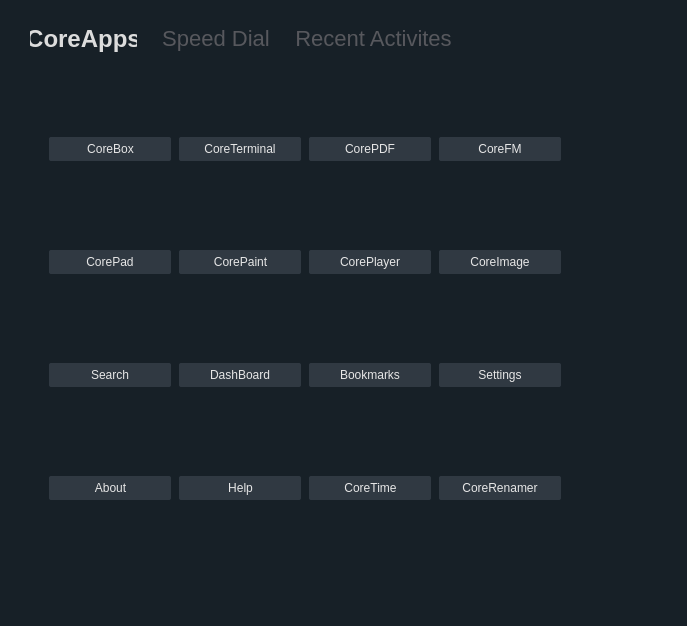
rahmanshaber/corebox, file app/start/start.ui: the form before one commit.
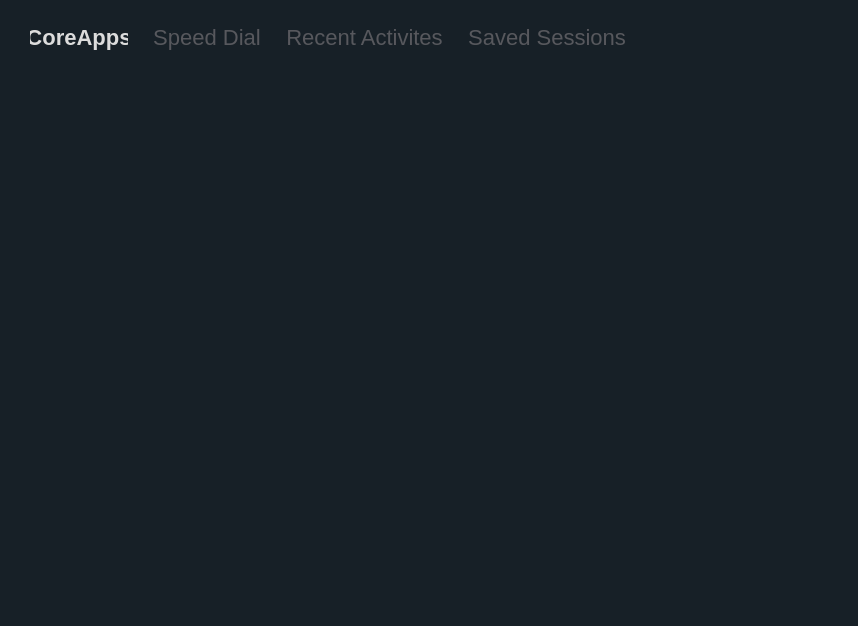
The form after the commit. The open tabs and pages were chosen to show the change. Icons and pictures are not drawn.

Patch:
```diff
--- a/app/start/start.ui
+++ b/app/start/start.ui
@@ -6,7 +6,7 @@
    <rect>
     <x>0</x>
     <y>0</y>
-    <width>687</width>
+    <width>858</width>
     <height>626</height>
    </rect>
   </property>
@@ -41,7 +41,23 @@
     <number>0</number>
    </property>
    <item>
-    <widget class="QFrame" name="frame">
+    <widget class="QFrame" name="pageButtons">
+     <property name="styleSheet">
+      <string notr="true">QPushButton{
+border: 1px rgb(67, 67, 67);
+padding: 5px 5px 5px 5px;
+font-size: 22px;
+}
+
+QPushButton:checked{
+color: #DCDCDC; 
+font-weight: bold;
+}
+
+QPushButton:!checked{
+color: #57585D ;
+}</string>
+     </property>
      <layout class="QHBoxLayout" name="horizontalLayout">
       <property name="spacing">
        <number>15</number>
@@ -62,27 +78,12 @@
        <widget class="QPushButton" name="coreApps">
         <property name="font">
          <font>
-          <pointsize>18</pointsize>
+          <pointsize>-1</pointsize>
          </font>
         </property>
         <property name="focusPolicy">
          <enum>Qt::NoFocus</enum>
         </property>
-        <property name="styleSheet">
-         <string notr="true">QPushButton{
-border: 1px rgb(67, 67, 67);
-padding: 5px 5px 5px 5px;
-}
-
-QPushButton:checked{
-color: #DCDCDC; 
-font-weight: bold;
-}
-
-QPushButton:!checked{
-color: #57585D ;
-}</string>
-        </property>
         <property name="text">
          <string>CoreApps</string>
         </property>
@@ -104,22 +105,6 @@
         <property name="focusPolicy">
          <enum>Qt::NoFocus</enum>
         </property>
-        <property name="styleSheet">
-         <string notr="true">QPushButton{
-border: 1px rgb(67, 67, 67);
-padding: 5px 5px 5px 5px;
-font-size: 22px;
-}
-
-QPushButton:checked{
-color: #DCDCDC; 
-font-weight: bold;
-}
-
-QPushButton:!checked{
-color: #57585D ;
-}</string>
-        </property>
         <property name="text">
          <string>Speed Dial</string>
         </property>
@@ -141,22 +126,6 @@
         <property name="focusPolicy">
          <enum>Qt::NoFocus</enum>
         </property>
-        <property name="styleSheet">
-         <string notr="true">QPushButton{
-border: 1px rgb(67, 67, 67);
-padding: 5px 5px 5px 5px;
-font-size: 22px;
-}
-
-QPushButton:checked{
-color: #DCDCDC; 
-font-weight: bold;
-}
-
-QPushButton:!checked{
-color: #57585D ;
-}</string>
-        </property>
         <property name="text">
          <string>Recent Activites</string>
         </property>
@@ -165,6 +134,16 @@
         </property>
        </widget>
       </item>
+      <item>
+       <widget class="QPushButton" name="savedSession">
+        <property name="text">
+         <string>Saved Sessions</string>
+        </property>
+        <property name="checkable">
+         <bool>true</bool>
+        </property>
+       </widget>
+      </item>
       <item>
        <spacer name="horizontalSpacer_2">
         <property name="orientation">
@@ -704,6 +683,7 @@
        </item>
       </layout>
      </widget>
+     <widget class="QWidget" name="psavedSessions"/>
     </widget>
    </item>
   </layout>
```
Left out of the diff: 4 changed lines with no effect on the pictures.
